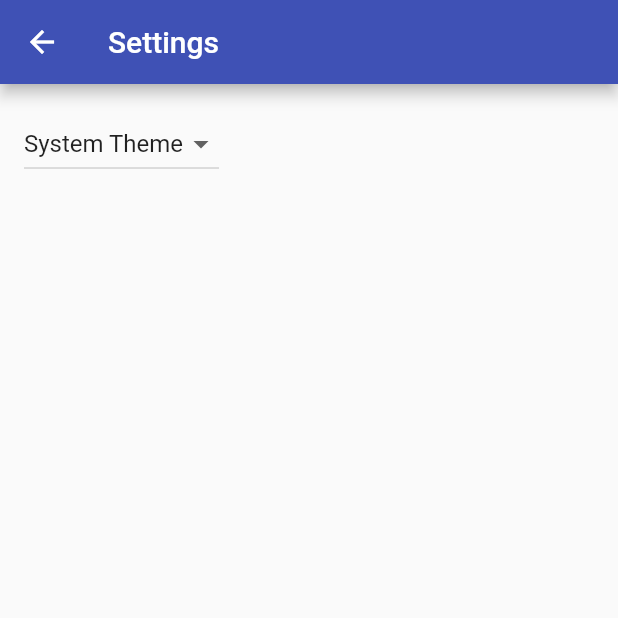
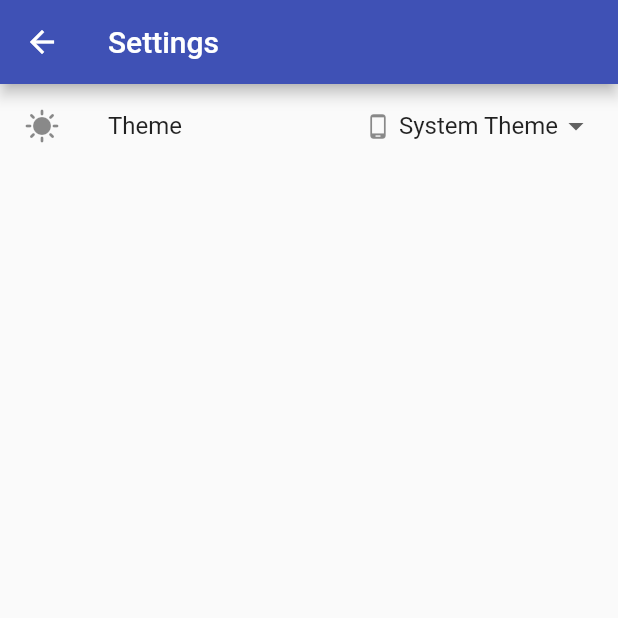
Before and after one commit to 5im0n/amazing-counters, a Flutter app: the SettingsView screen opened by its route, on a phone screen of 412 x 824 dp, the top half of it. Run offline on Flutter 3.47's test engine with Material 2 defaults, Android fonts, the phone set to English and light mode, and no system bars; generated files the repository leaves out were written again.

Commit message:
refactor(settingsView): update page template

```diff
--- a/lib/src/settings/settings_view.dart
+++ b/lib/src/settings/settings_view.dart
@@ -19,33 +19,53 @@ class SettingsView extends StatelessWidget {
         appBar: AppBar(
           title: const Text('Settings'),
         ),
-      body: Padding(
-        padding: const EdgeInsets.all(16),
-        // Glue the SettingsController to the theme selection DropdownButton.
-        //
-        // When a user selects a theme from the dropdown list, the
-        // SettingsController is updated, which rebuilds the MaterialApp.
+        body: ListView(
+          children: [
+            ListTile(
+              leading: const Icon(Icons.sunny),
+              title: const Text('Theme'),
+              trailing: DropdownButtonHideUnderline(
                 child: DropdownButton<ThemeMode>(
                   // Read the selected themeMode from the controller
                   value: controller.themeMode,
                   // Call the updateThemeMode method any time the user selects a theme.
                   onChanged: controller.updateThemeMode,
-          items: const [
+                  items: [
                     DropdownMenuItem(
                       value: ThemeMode.system,
-              child: Text('System Theme'),
+                      child: Row(
+                        children: const [
+                          Icon(Icons.phone_android, size: 18),
+                          SizedBox(width: 5),
+                          Text('System Theme'),
+                        ],
+                      ),
                     ),
                     DropdownMenuItem(
                       value: ThemeMode.light,
-              child: Text('Light Theme'),
+                      child: Row(
+                        children: const [
+                          Icon(Icons.sunny, size: 18),
+                          SizedBox(width: 5),
+                          Text('Light Theme'),
+                        ],
+                      ),
                     ),
                     DropdownMenuItem(
                       value: ThemeMode.dark,
-              child: Text('Dark Theme'),
+                      child: Row(
+                        children: const [
+                          Icon(Icons.brightness_2, size: 18),
+                          SizedBox(width: 5),
+                          Text('Dark Theme'),
+                        ],
+                      ),
                     )
                   ],
                 ),
               ),
-    );
+            ),
+          ],
+        ));
   }
 }
```
Lines whose indentation alone changed are shown as unchanged.
